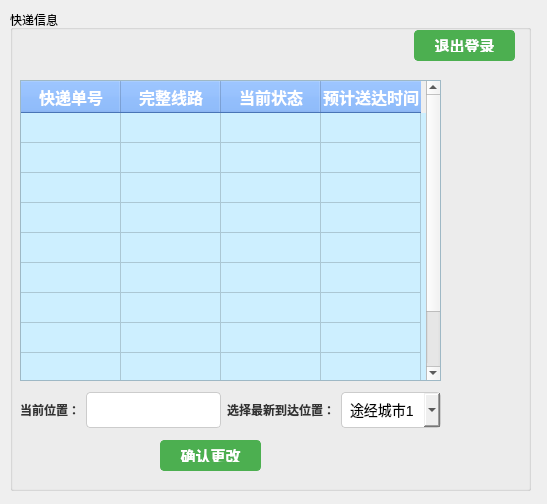
This is modules/deliveryman/deliveryman_main.ui in gfzyl/Parcel-System as Qt 5 draws it before an edit. The edited form follows.
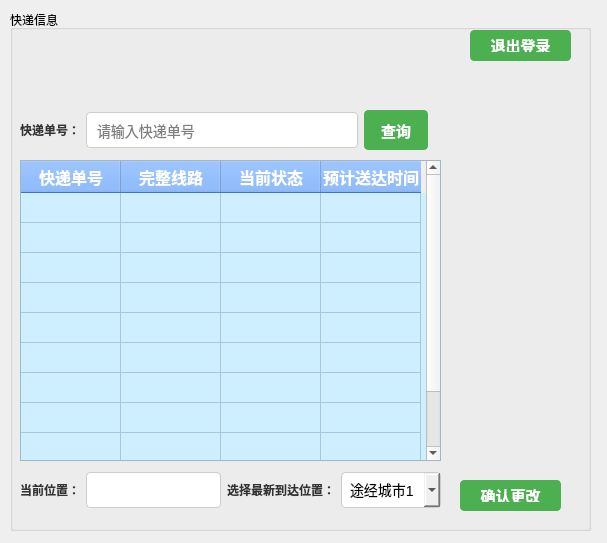
This is the edited form.

```diff
--- a/modules/deliveryman/deliveryman_main.ui
+++ b/modules/deliveryman/deliveryman_main.ui
@@ -6,8 +6,8 @@
    <rect>
     <x>0</x>
     <y>0</y>
-    <width>547</width>
-    <height>504</height>
+    <width>607</width>
+    <height>543</height>
    </rect>
   </property>
   <property name="windowTitle">
@@ -18,8 +18,8 @@
     <rect>
      <x>10</x>
      <y>10</y>
-     <width>521</width>
-     <height>481</height>
+     <width>581</width>
+     <height>521</height>
     </rect>
    </property>
    <property name="styleSheet">
@@ -97,7 +97,7 @@
    <widget class="QPushButton" name="quitBtn">
     <property name="geometry">
      <rect>
-      <x>404</x>
+      <x>460</x>
       <y>20</y>
       <width>101</width>
       <height>31</height>
@@ -111,7 +111,7 @@
     <property name="geometry">
      <rect>
       <x>10</x>
-      <y>70</y>
+      <y>150</y>
       <width>421</width>
       <height>301</height>
      </rect>
@@ -194,7 +194,7 @@
     <property name="geometry">
      <rect>
       <x>10</x>
-      <y>380</y>
+      <y>460</y>
       <width>421</width>
       <height>40</height>
      </rect>
@@ -241,8 +241,8 @@
    <widget class="QPushButton" name="confirmBtn">
     <property name="geometry">
      <rect>
-      <x>150</x>
-      <y>430</y>
+      <x>450</x>
+      <y>470</y>
       <width>101</width>
       <height>31</height>
      </rect>
@@ -251,6 +251,54 @@
      <string>确认更改</string>
     </property>
    </widget>
+   <widget class="QWidget" name="layoutWidget_2">
+    <property name="geometry">
+     <rect>
+      <x>10</x>
+      <y>100</y>
+      <width>421</width>
+      <height>40</height>
+     </rect>
+    </property>
+    <layout class="QHBoxLayout" name="horizontalLayout_2">
+     <item>
+      <widget class="QLabel" name="label_4">
+       <property name="text">
+        <string>快递单号：</string>
+       </property>
+      </widget>
+     </item>
+     <item>
+      <widget class="QLineEdit" name="parcelIdInput">
+       <property name="styleSheet">
+        <string notr="true">QLineEdit {
+    padding: 8px;
+    font-size: 14px;
+    border: 1px solid #ccc;
+    border-radius: 4px;
+}</string>
+       </property>
+       <property name="placeholderText">
+        <string>请输入快递单号</string>
+       </property>
+      </widget>
+     </item>
+     <item>
+      <widget class="QPushButton" name="searchBtn">
+       <property name="text">
+        <string>查询</string>
+       </property>
+      </widget>
+     </item>
+     <item>
+      <widget class="QLabel" name="label_3">
+       <property name="text">
+        <string/>
+       </property>
+      </widget>
+     </item>
+    </layout>
+   </widget>
   </widget>
  </widget>
  <resources/>
```
Left out of the diff: 2 changed lines with no effect on the pictures.
